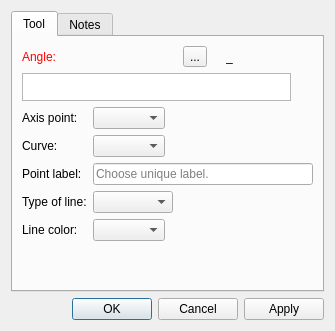
The window that src/libs/vtools/dialogs/tools/dialogcurveintersectaxis.ui (dismine/valentina) describes before a commit, drawn with Qt 5.
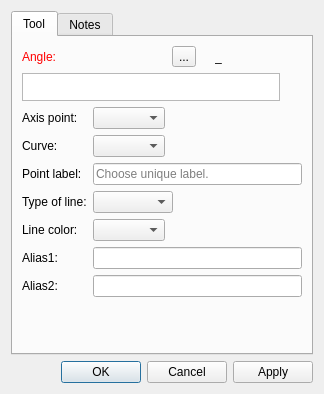
The same window after the commit. Icons and pictures are not drawn. Custom widgets are drawn as their Qt base class.

Commit message: Alias support for tools Point of intersection curve and axis and Point of intersection curves.

The edit to the form file:
```diff
--- a/src/libs/vtools/dialogs/tools/dialogcurveintersectaxis.ui
+++ b/src/libs/vtools/dialogs/tools/dialogcurveintersectaxis.ui
@@ -6,8 +6,8 @@
    <rect>
     <x>0</x>
     <y>0</y>
-    <width>335</width>
-    <height>331</height>
+    <width>324</width>
+    <height>394</height>
    </rect>
   </property>
   <property name="windowTitle">
@@ -320,6 +320,34 @@
          <item row="4" column="1">
           <widget class="QComboBox" name="comboBoxLineColor"/>
          </item>
+         <item row="5" column="0">
+          <widget class="QLabel" name="labelAlias1">
+           <property name="text">
+            <string>Alias1:</string>
+           </property>
+          </widget>
+         </item>
+         <item row="5" column="1">
+          <widget class="QLineEdit" name="lineEditAlias1">
+           <property name="clearButtonEnabled">
+            <bool>true</bool>
+           </property>
+          </widget>
+         </item>
+         <item row="6" column="0">
+          <widget class="QLabel" name="labelAlias2">
+           <property name="text">
+            <string>Alias2:</string>
+           </property>
+          </widget>
+         </item>
+         <item row="6" column="1">
+          <widget class="QLineEdit" name="lineEditAlias2">
+           <property name="clearButtonEnabled">
+            <bool>true</bool>
+           </property>
+          </widget>
+         </item>
         </layout>
        </item>
        <item>
```
The commit also changes 25 other files.
